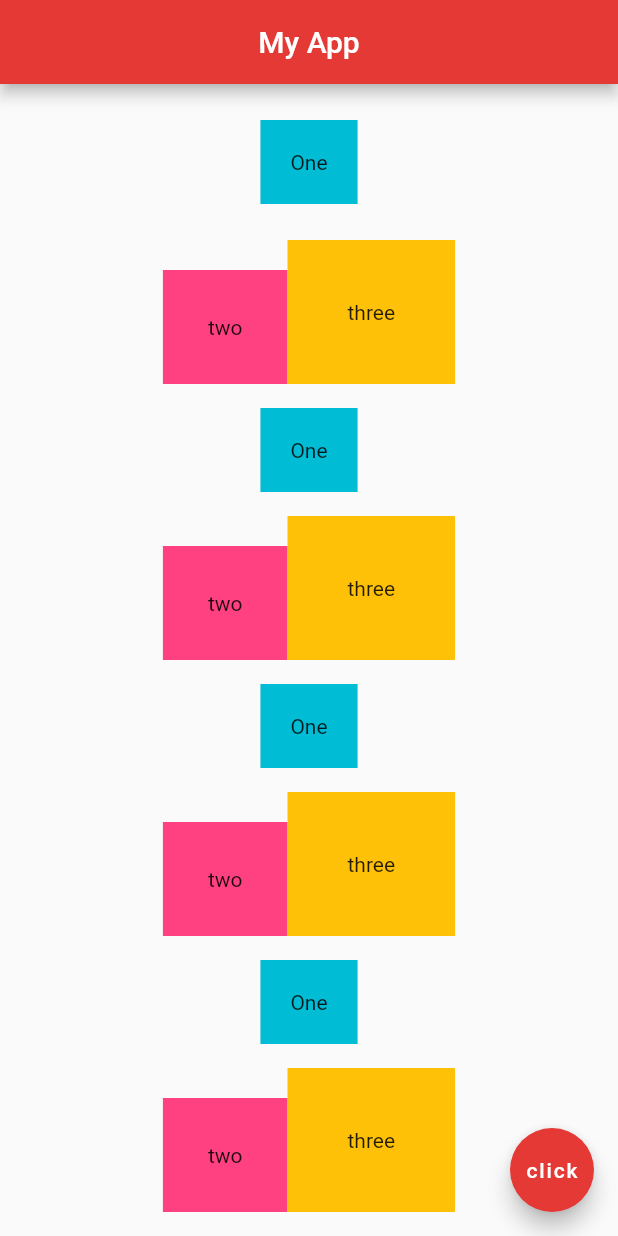
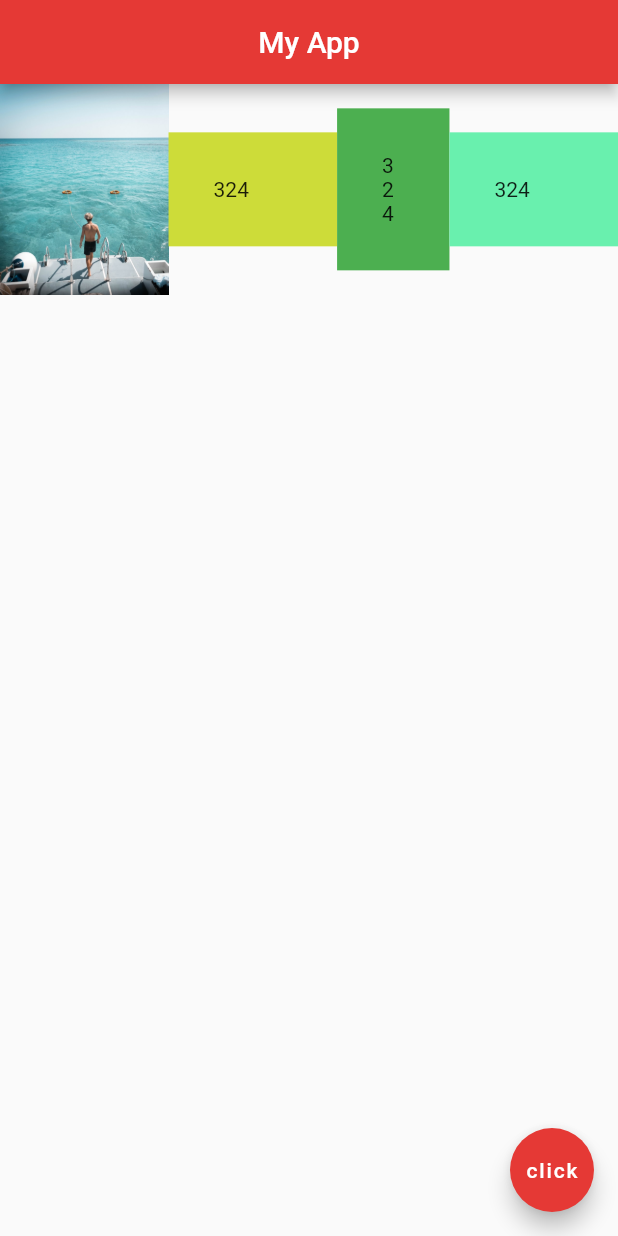
Before and after one commit to Adithya2018/Flutter-Tutorial-for-beginners, a Flutter app: the screen it shows after launch, on a phone screen of 412 x 824 dp. Run offline on Flutter 3.47's test engine with Material 2 defaults, Android fonts, the light colour scheme and no system bars.

Commit message:
#14 Expanded

```diff
--- a/myapp/lib/main.dart
+++ b/myapp/lib/main.dart
@@ -29,131 +29,131 @@ class Home extends StatelessWidget {
       //   child: Text('hello'),
       // ),
 
-      body: Column(
-        mainAxisAlignment: MainAxisAlignment.spaceEvenly,
-        crossAxisAlignment: CrossAxisAlignment.start,
-        children: <Widget>[
-          Row(
-            mainAxisAlignment: MainAxisAlignment.spaceEvenly,
-            crossAxisAlignment: CrossAxisAlignment.end,
-            children: <Widget>[
-              Padding(
-                padding: const EdgeInsets.all(8.0),
-                child: Container(
-                  padding: EdgeInsets.all(20.0),
-                  color: Colors.cyan,
-                  child: Text('One'),
-                ),
-              ),
-            ],
-          ),
-
-          Row(
-            mainAxisAlignment: MainAxisAlignment.center,
-            crossAxisAlignment: CrossAxisAlignment.end,
-            children: <Widget>[
-              Container(
-                padding: EdgeInsets.all(30.0),
-                color: Colors.pinkAccent,
-                child: Text('two'),
-              ),
-              Container(
-                padding: EdgeInsets.all(40.0),
-                color: Colors.amber,
-                child: Text('three'),
-              ),
-            ],
-          ),
-
-          Row(
-            mainAxisAlignment: MainAxisAlignment.spaceEvenly,
-            crossAxisAlignment: CrossAxisAlignment.end,
-            children: <Widget>[
-              Container(
-                padding: EdgeInsets.all(20.0),
-                color: Colors.cyan,
-                child: Text('One'),
-              ),
-            ],
-          ),
-
-          Row(
-            mainAxisAlignment: MainAxisAlignment.center,
-            crossAxisAlignment: CrossAxisAlignment.end,
-            children: <Widget>[
-              Container(
-                padding: EdgeInsets.all(30.0),
-                color: Colors.pinkAccent,
-                child: Text('two'),
-              ),
-              Container(
-                padding: EdgeInsets.all(40.0),
-                color: Colors.amber,
-                child: Text('three'),
-              ),
-            ],
-          ),
-
-          Row(
-            mainAxisAlignment: MainAxisAlignment.spaceEvenly,
-            crossAxisAlignment: CrossAxisAlignment.end,
-            children: <Widget>[
-              Container(
-                padding: EdgeInsets.all(20.0),
-                color: Colors.cyan,
-                child: Text('One'),
-              ),
-            ],
-          ),
-
-          Row(
-            mainAxisAlignment: MainAxisAlignment.center,
-            crossAxisAlignment: CrossAxisAlignment.end,
-            children: <Widget>[
-              Container(
-                padding: EdgeInsets.all(30.0),
-                color: Colors.pinkAccent,
-                child: Text('two'),
-              ),
-              Container(
-                padding: EdgeInsets.all(40.0),
-                color: Colors.amber,
-                child: Text('three'),
-              ),
-            ],
-          ),
-
-          Row(
-            mainAxisAlignment: MainAxisAlignment.spaceEvenly,
-            crossAxisAlignment: CrossAxisAlignment.end,
-            children: <Widget>[
-              Container(
-                padding: EdgeInsets.all(20.0),
-                color: Colors.cyan,
-                child: Text('One'),
-              ),
-            ],
-          ),
-
-          Row(
-            mainAxisAlignment: MainAxisAlignment.center,
-            crossAxisAlignment: CrossAxisAlignment.end,
-            children: <Widget>[
-              Container(
-                padding: EdgeInsets.all(30.0),
-                color: Colors.pinkAccent,
-                child: Text('two'),
-              ),
-              Container(
-                padding: EdgeInsets.all(40.0),
-                color: Colors.amber,
-                child: Text('three'),
-              ),
-            ],
-          ),
-
-        ],
-      ),
+      // body: Column(
+      //   mainAxisAlignment: MainAxisAlignment.spaceEvenly,
+      //   crossAxisAlignment: CrossAxisAlignment.start,
+      //   children: <Widget>[
+      //     Row(
+      //       mainAxisAlignment: MainAxisAlignment.spaceEvenly,
+      //       crossAxisAlignment: CrossAxisAlignment.end,
+      //       children: <Widget>[
+      //         Padding(
+      //           padding: const EdgeInsets.all(8.0),
+      //           child: Container(
+      //             padding: EdgeInsets.all(20.0),
+      //             color: Colors.cyan,
+      //             child: Text('One'),
+      //           ),
+      //         ),
+      //       ],
+      //     ),
+      //
+      //     Row(
+      //       mainAxisAlignment: MainAxisAlignment.center,
+      //       crossAxisAlignment: CrossAxisAlignment.end,
+      //       children: <Widget>[
+      //         Container(
+      //           padding: EdgeInsets.all(30.0),
+      //           color: Colors.pinkAccent,
+      //           child: Text('two'),
+      //         ),
+      //         Container(
+      //           padding: EdgeInsets.all(40.0),
+      //           color: Colors.amber,
+      //           child: Text('three'),
+      //         ),
+      //       ],
+      //     ),
+      //
+      //     Row(
+      //       mainAxisAlignment: MainAxisAlignment.spaceEvenly,
+      //       crossAxisAlignment: CrossAxisAlignment.end,
+      //       children: <Widget>[
+      //         Container(
+      //           padding: EdgeInsets.all(20.0),
+      //           color: Colors.cyan,
+      //           child: Text('One'),
+      //         ),
+      //       ],
+      //     ),
+      //
+      //     Row(
+      //       mainAxisAlignment: MainAxisAlignment.center,
+      //       crossAxisAlignment: CrossAxisAlignment.end,
+      //       children: <Widget>[
+      //         Container(
+      //           padding: EdgeInsets.all(30.0),
+      //           color: Colors.pinkAccent,
+      //           child: Text('two'),
+      //         ),
+      //         Container(
+      //           padding: EdgeInsets.all(40.0),
+      //           color: Colors.amber,
+      //           child: Text('three'),
+      //         ),
+      //       ],
+      //     ),
+      //
+      //     Row(
+      //       mainAxisAlignment: MainAxisAlignment.spaceEvenly,
+      //       crossAxisAlignment: CrossAxisAlignment.end,
+      //       children: <Widget>[
+      //         Container(
+      //           padding: EdgeInsets.all(20.0),
+      //           color: Colors.cyan,
+      //           child: Text('One'),
+      //         ),
+      //       ],
+      //     ),
+      //
+      //     Row(
+      //       mainAxisAlignment: MainAxisAlignment.center,
+      //       crossAxisAlignment: CrossAxisAlignment.end,
+      //       children: <Widget>[
+      //         Container(
+      //           padding: EdgeInsets.all(30.0),
+      //           color: Colors.pinkAccent,
+      //           child: Text('two'),
+      //         ),
+      //         Container(
+      //           padding: EdgeInsets.all(40.0),
+      //           color: Colors.amber,
+      //           child: Text('three'),
+      //         ),
+      //       ],
+      //     ),
+      //
+      //     Row(
+      //       mainAxisAlignment: MainAxisAlignment.spaceEvenly,
+      //       crossAxisAlignment: CrossAxisAlignment.end,
+      //       children: <Widget>[
+      //         Container(
+      //           padding: EdgeInsets.all(20.0),
+      //           color: Colors.cyan,
+      //           child: Text('One'),
+      //         ),
+      //       ],
+      //     ),
+      //
+      //     Row(
+      //       mainAxisAlignment: MainAxisAlignment.center,
+      //       crossAxisAlignment: CrossAxisAlignment.end,
+      //       children: <Widget>[
+      //         Container(
+      //           padding: EdgeInsets.all(30.0),
+      //           color: Colors.pinkAccent,
+      //           child: Text('two'),
+      //         ),
+      //         Container(
+      //           padding: EdgeInsets.all(40.0),
+      //           color: Colors.amber,
+      //           child: Text('three'),
+      //         ),
+      //       ],
+      //     ),
+      //
+      //   ],
+      // ),
 
       // body: Row(
       //   // mainAxisAlignment: MainAxisAlignment.spaceBetween,
@@ -240,6 +240,42 @@ class Home extends StatelessWidget {
       //
       //
       // ),
+
+      body: Row(
+        children: <Widget>[
+          Expanded(
+            child: Image.asset('assets/swim.jpg'),
+            flex: 3,
+          ),
+          Expanded(
+            flex: 3,
+            child: Container(
+              padding: EdgeInsets.all(30.0),
+              color: Colors.lime,
+              child: Text('324')
+            ),
+          ),
+          Expanded(
+            flex: 2,
+            child: Container(
+                padding: EdgeInsets.all(30.0),
+                color: Colors.green,
+                child: Text('324')
+            ),
+          ),
+          Expanded(
+            flex: 3,
+            child: Container(
+                padding: EdgeInsets.all(30.0),
+                color: Colors.greenAccent,
+                child: Text('324')
+            ),
+          ),
+        ],
+      ),
+
+
+
       floatingActionButton: FloatingActionButton(
         child: Text('click'),
         onPressed: () {},
```
